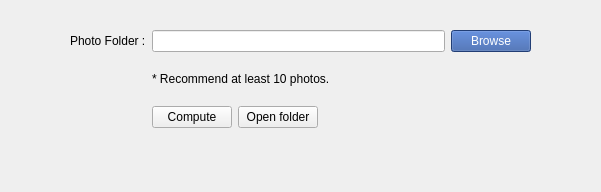
First picture: the form in MTK/AE/Analysis/PhotoFocusFilter/UI.ui, repository YuTing-Fang1999/FIH-tool, before the edit.
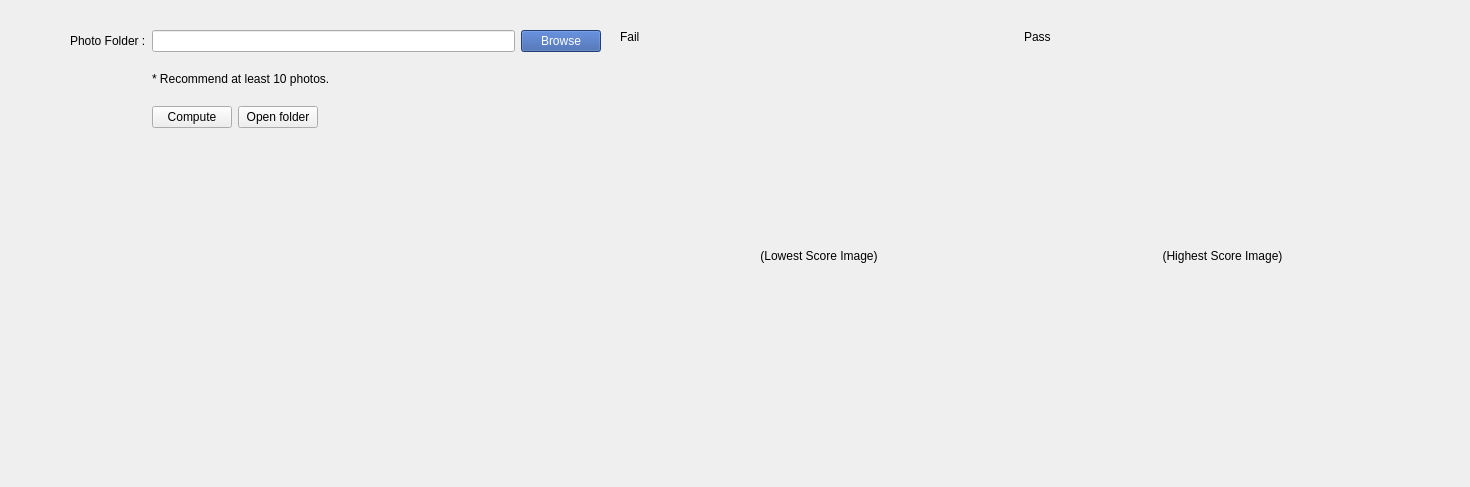
Second picture: the form after the edit.

Diff of the .ui file:
```diff
--- a/MTK/AE/Analysis/PhotoFocusFilter/UI.ui
+++ b/MTK/AE/Analysis/PhotoFocusFilter/UI.ui
@@ -6,8 +6,8 @@
    <rect>
     <x>0</x>
     <y>0</y>
-    <width>601</width>
-    <height>192</height>
+    <width>1470</width>
+    <height>487</height>
    </rect>
   </property>
   <property name="windowTitle">
@@ -18,7 +18,7 @@
     <rect>
      <x>70</x>
      <y>30</y>
-     <width>461</width>
+     <width>531</width>
      <height>98</height>
     </rect>
    </property>
@@ -84,6 +84,66 @@
     </item>
    </layout>
   </widget>
+  <widget class="QWidget" name="gridLayoutWidget_2">
+   <property name="geometry">
+    <rect>
+     <x>620</x>
+     <y>30</y>
+     <width>801</width>
+     <height>411</height>
+    </rect>
+   </property>
+   <layout class="QGridLayout" name="gridLayout" rowstretch="0,0,10" columnstretch="1,1">
+    <item row="0" column="0">
+     <widget class="QLabel" name="label_Fail">
+      <property name="text">
+       <string>Fail</string>
+      </property>
+     </widget>
+    </item>
+    <item row="2" column="1">
+     <widget class="QLabel" name="img_Pass">
+      <property name="text">
+       <string>(Highest Score Image)</string>
+      </property>
+      <property name="alignment">
+       <set>Qt::AlignCenter</set>
+      </property>
+     </widget>
+    </item>
+    <item row="0" column="1">
+     <widget class="QLabel" name="label_Pass">
+      <property name="text">
+       <string>Pass</string>
+      </property>
+     </widget>
+    </item>
+    <item row="2" column="0">
+     <widget class="QLabel" name="img_Fail">
+      <property name="text">
+       <string>(Lowest Score Image)</string>
+      </property>
+      <property name="alignment">
+       <set>Qt::AlignCenter</set>
+      </property>
+     </widget>
+    </item>
+    <item row="1" column="0">
+     <widget class="QLabel" name="label_lowName">
+      <property name="text">
+       <string/>
+      </property>
+     </widget>
+    </item>
+    <item row="1" column="1">
+     <widget class="QLabel" name="label_highName">
+      <property name="text">
+       <string/>
+      </property>
+     </widget>
+    </item>
+   </layout>
+  </widget>
  </widget>
  <resources/>
  <connections/>
```
